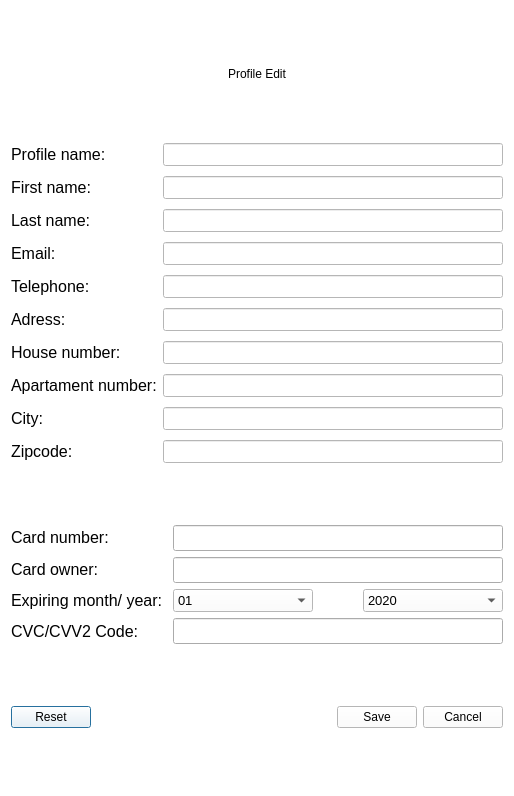
Old version of the form Bot/GUI/Dialog.ui in the repository appxpy/DropBot.
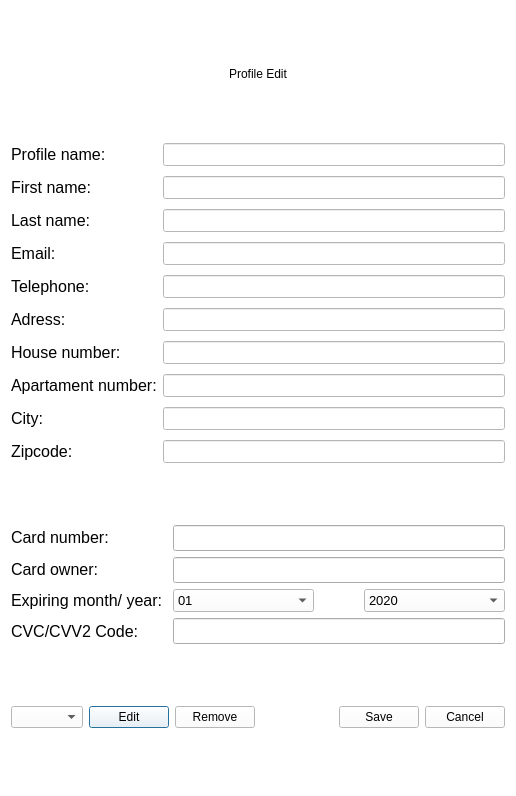
New version of the form.

Patch:
```diff
--- a/Bot/GUI/Dialog.ui
+++ b/Bot/GUI/Dialog.ui
@@ -6,7 +6,7 @@
    <rect>
     <x>0</x>
     <y>0</y>
-    <width>514</width>
+    <width>516</width>
     <height>796</height>
    </rect>
   </property>
@@ -1397,12 +1397,26 @@
    <item>
     <layout class="QHBoxLayout" name="horizontalLayout_4">
      <item>
-      <widget class="QPushButton" name="Reset">
+      <widget class="QComboBox" name="profileSelectComboBox">
+       <property name="editable">
+        <bool>false</bool>
+       </property>
+      </widget>
+     </item>
+     <item>
+      <widget class="QPushButton" name="editProfile">
+       <property name="text">
+        <string>Edit</string>
+       </property>
+      </widget>
+     </item>
+     <item>
+      <widget class="QPushButton" name="RemoveProfile">
        <property name="styleSheet">
         <string/>
        </property>
        <property name="text">
-        <string>   Reset   </string>
+        <string>Remove</string>
        </property>
       </widget>
      </item>
```
